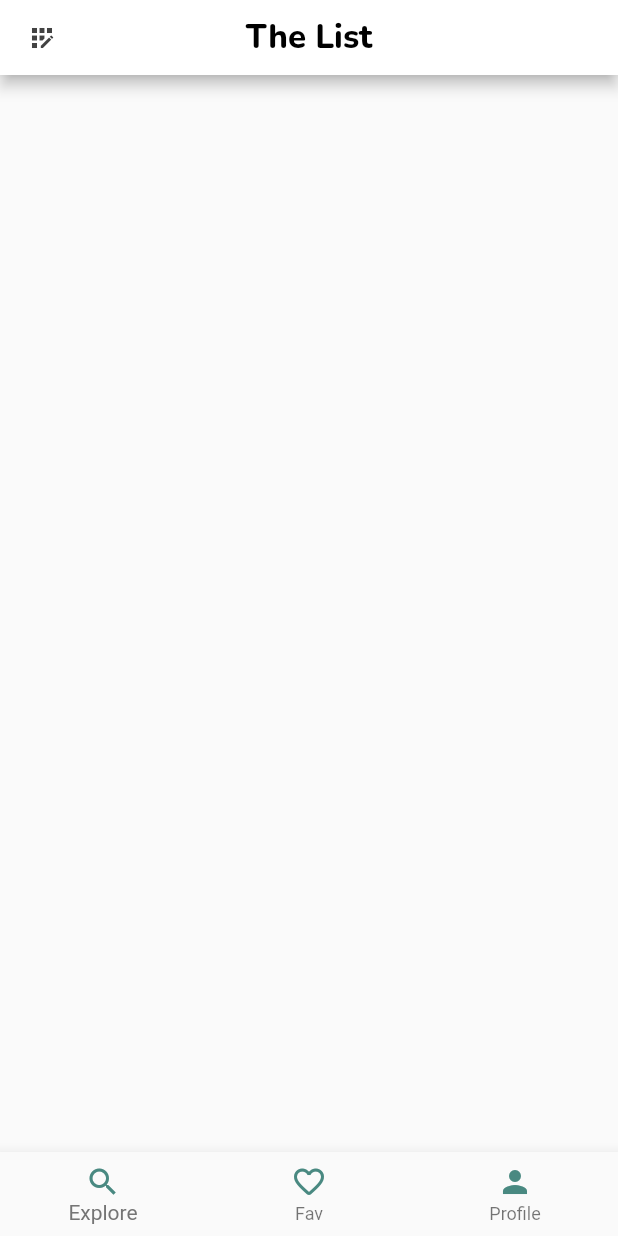
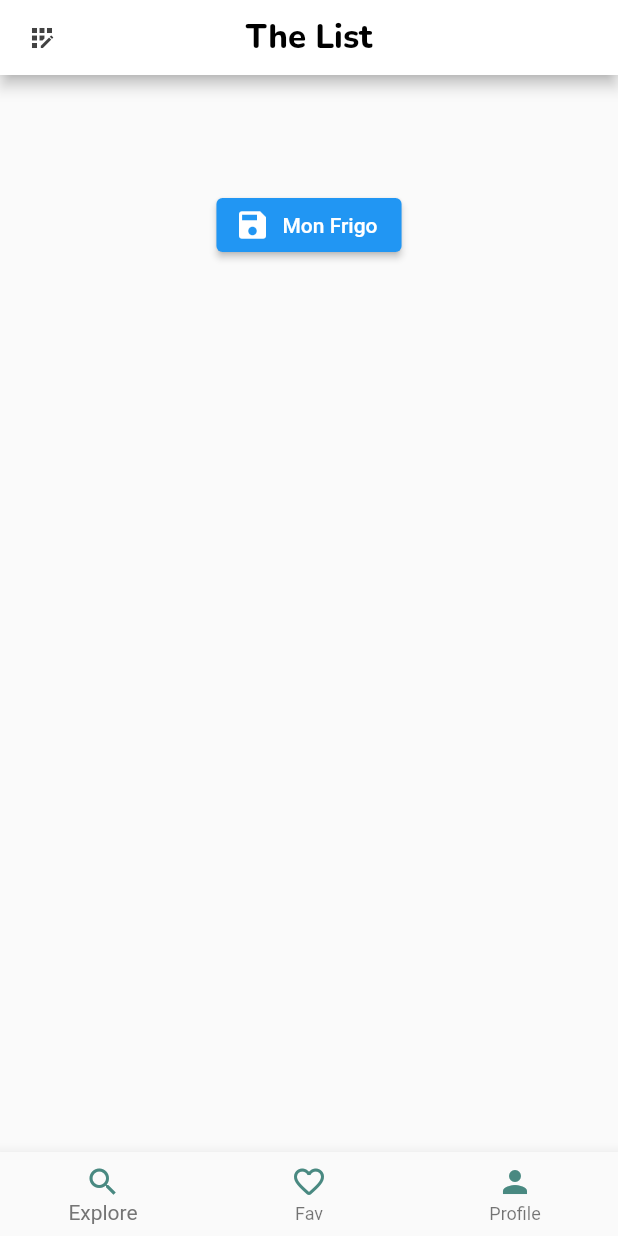
Before and after one commit to Joker974Fc/TheList, a Flutter app: the screen it shows after launch, on a phone screen of 412 x 824 dp. Run offline on Flutter 3.47's test engine with Material 2 defaults, Android fonts, the phone set to English and light mode, and no system bars; our stand-ins replace google_fonts.

Commit message:
Ajout d'un bouton.

```diff
--- a/thelistv1/lib/main.dart
+++ b/thelistv1/lib/main.dart
@@ -1,3 +1,5 @@
+//import 'dart:html';
+
 import 'package:flutter/material.dart';
 import 'package:google_fonts/google_fonts.dart';
 
@@ -26,6 +28,7 @@ class HomePage extends StatelessWidget {
   Widget build(BuildContext context) {
     return Scaffold(
       appBar: MyAppBar(),
+      body: CentralSection(),
       /*body: SingleChildScrollView(
         child: Column(
           children: [],
@@ -64,6 +67,24 @@ class MyAppBar extends StatelessWidget implements PreferredSizeWidget {
   }
 }
 
+//section
+class CentralSection extends StatelessWidget {
+  @override
+  Widget build(BuildContext context) {
+    return Container(
+        height: 200,
+        alignment: Alignment.center,
+        padding: EdgeInsets.all(20),
+        child: ElevatedButton.icon(
+          onPressed: () {
+            print("La gagne à ou la !");
+          },
+          icon: Icon(Icons.save), //icon data for elevated button
+          label: Text("Mon Frigo"), //label text
+        ));
+  }
+}
+
 // banderole du bas
 class BottomNavBarSection extends StatelessWidget {
   @override
```
Also changed, not shown: 1 other file.
